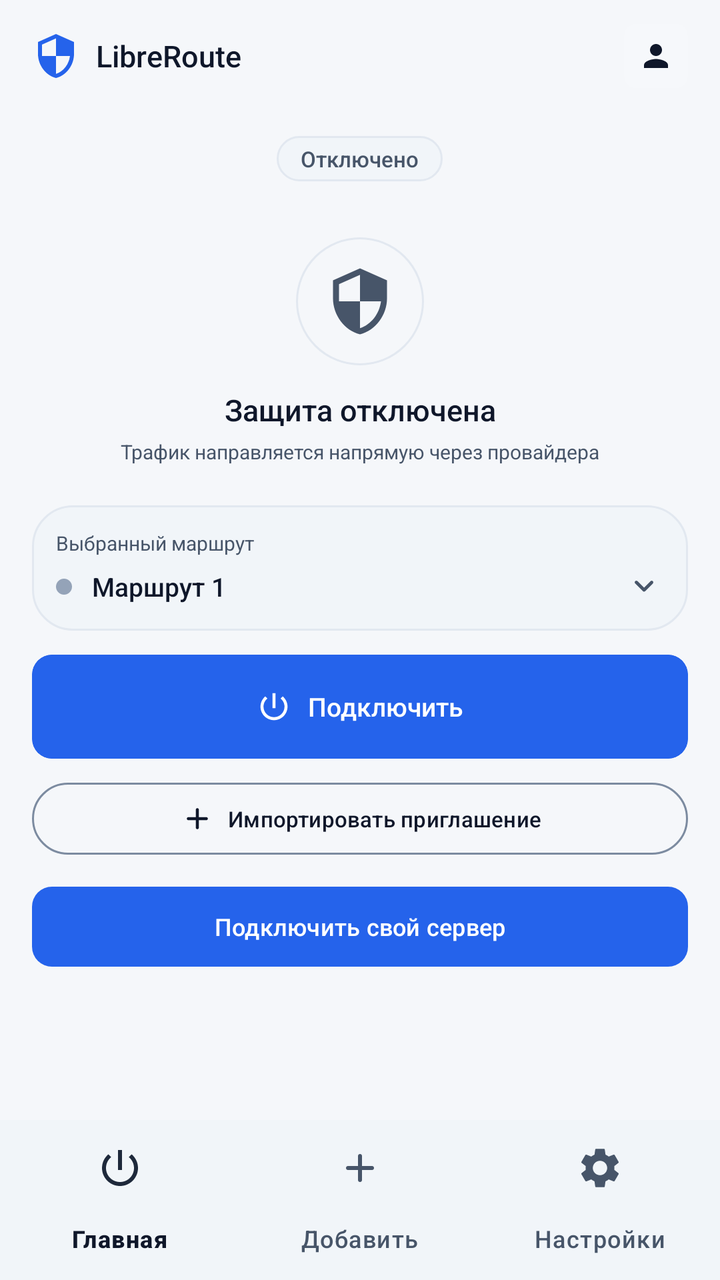
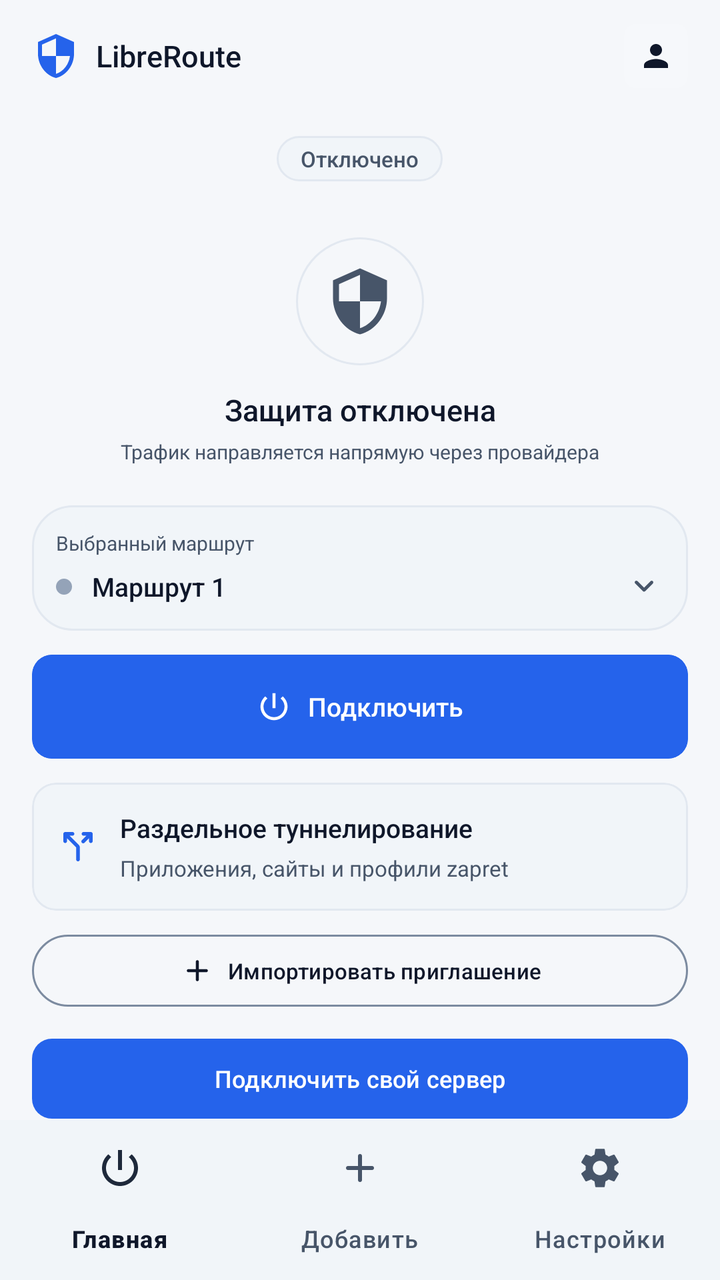

The first picture is an Android layout as it rendered before a commit; the second is the same layout after the commit. The layout source and the unified diff follow.
<!-- AndroidManifest.xml: application theme Theme.SoxMax -->
<!-- res/layout/fragment_tunnels.xml -->
﻿<?xml version="1.0" encoding="utf-8"?>
<LinearLayout xmlns:android="http://schemas.android.com/apk/res/android" xmlns:app="http://schemas.android.com/apk/res-auto" xmlns:tools="http://schemas.android.com/tools" android:layout_width="match_parent" android:layout_height="match_parent" android:orientation="vertical" android:background="@color/bg_deep">
    <LinearLayout android:layout_width="match_parent" android:layout_height="56dp" android:gravity="center_vertical" android:paddingHorizontal="16dp">
        <ImageView android:layout_width="24dp" android:layout_height="24dp" android:src="@drawable/ic_shield" app:tint="@color/m3_primary" android:contentDescription="@null" />
        <TextView android:layout_width="0dp" android:layout_height="wrap_content" android:layout_weight="1" android:layout_marginStart="8dp" android:text="LibreRoute" android:textSize="15sp" android:fontFamily="sans-serif-medium" android:textColor="@color/text_primary" />
        <ImageView android:id="@+id/profileButton" android:layout_width="32dp" android:layout_height="32dp" android:padding="7dp" android:src="@drawable/ic_person" app:tint="@color/text_primary" android:background="@drawable/bg_remote_badge" android:contentDescription="Профиль" />
    </LinearLayout>
    <androidx.core.widget.NestedScrollView android:layout_width="match_parent" android:layout_height="0dp" android:layout_weight="1" android:fillViewport="true" android:clipToPadding="false" android:paddingHorizontal="16dp" android:paddingBottom="16dp">
        <LinearLayout android:layout_width="match_parent" android:layout_height="wrap_content" android:orientation="vertical">
            <LinearLayout android:id="@+id/homePanel" android:layout_width="match_parent" android:layout_height="wrap_content" android:orientation="vertical">
                <TextView android:id="@+id/statusText" android:layout_width="wrap_content" android:layout_height="wrap_content" android:layout_gravity="center_horizontal" android:layout_marginTop="12dp" android:paddingHorizontal="12dp" android:paddingVertical="4dp" android:background="@drawable/bg_home_status" android:text="Отключено" android:textSize="11sp" android:fontFamily="sans-serif-medium" android:textColor="@color/text_secondary" />
                <ImageView android:id="@+id/homeShieldIcon" android:layout_width="64dp" android:layout_height="64dp" android:layout_gravity="center_horizontal" android:layout_marginTop="28dp" android:padding="14dp" android:src="@drawable/ic_shield" app:tint="@color/text_secondary" android:background="@drawable/bg_ring_mid" android:contentDescription="@null" />
                <TextView android:id="@+id/homeStateTitle" android:layout_width="match_parent" android:layout_height="wrap_content" android:layout_marginTop="12dp" android:gravity="center" android:text="Защита отключена" android:textSize="15sp" android:fontFamily="sans-serif-medium" android:textColor="@color/text_primary" />
                <TextView android:id="@+id/homeEvent" android:layout_width="match_parent" android:layout_height="wrap_content" android:layout_marginTop="4dp" android:gravity="center" android:text="Трафик направляется напрямую через провайдера" android:textSize="10sp" android:textColor="@color/text_secondary" />
                <LinearLayout android:id="@+id/configSelector" android:layout_width="match_parent" android:layout_height="wrap_content" android:layout_marginTop="20dp" android:orientation="vertical" android:padding="12dp" android:background="@drawable/bg_config_selector" android:clickable="true" android:focusable="true">
                    <LinearLayout android:layout_width="match_parent" android:layout_height="wrap_content" android:gravity="center_vertical">
                        <TextView android:layout_width="0dp" android:layout_height="wrap_content" android:layout_weight="1" android:text="Выбранный маршрут" android:textSize="10sp" android:textColor="@color/text_secondary" />
                        <TextView android:id="@+id/configPing" android:layout_width="wrap_content" android:layout_height="wrap_content" android:visibility="gone" android:textColor="@color/text_secondary" android:textSize="10sp" />
                    </LinearLayout>
                    <LinearLayout android:layout_width="match_parent" android:layout_height="wrap_content" android:layout_marginTop="5dp" android:gravity="center_vertical">
                        <ImageView android:id="@+id/configDot" android:layout_width="8dp" android:layout_height="8dp" android:layout_marginEnd="10dp" android:background="@drawable/bg_dropdown_dot" android:contentDescription="@null" />
                        <LinearLayout android:layout_width="0dp" android:layout_height="wrap_content" android:layout_weight="1" android:orientation="vertical">
                            <TextView android:id="@+id/tunnelName" android:layout_width="match_parent" android:layout_height="wrap_content" android:text="Маршрут 1" android:textSize="13sp" android:fontFamily="sans-serif-medium" android:textColor="@color/text_primary" />
                        </LinearLayout>
                        <ImageView android:id="@+id/chevron" android:layout_width="20dp" android:layout_height="20dp" android:src="@drawable/ic_chevron_down" app:tint="@color/text_secondary" android:contentDescription="Выбрать маршрут" />
                    </LinearLayout>
                </LinearLayout>
                <com.google.android.material.card.MaterialCardView android:id="@+id/connectButton" android:layout_width="match_parent" android:layout_height="52dp" android:layout_marginTop="12dp" android:clickable="true" android:focusable="true" android:contentDescription="Подключить" app:cardCornerRadius="10dp" app:cardElevation="0dp" app:strokeWidth="1dp" app:strokeColor="@color/m3_primary" app:cardBackgroundColor="@color/m3_primary">
                    <LinearLayout android:layout_width="match_parent" android:layout_height="match_parent" android:gravity="center" android:orientation="horizontal" android:importantForAccessibility="noHideDescendants">
                        <ImageView android:id="@+id/connectPowerIcon" android:layout_width="18dp" android:layout_height="18dp" android:src="@drawable/ic_power" app:tint="@color/m3_on_primary" android:contentDescription="@null" />
                        <TextView android:id="@+id/connectButtonLabel" android:layout_width="wrap_content" android:layout_height="wrap_content" android:layout_marginStart="8dp" android:text="Подключить" android:textSize="13sp" android:fontFamily="sans-serif-medium" android:textColor="@color/m3_on_primary" />
                    </LinearLayout>
                </com.google.android.material.card.MaterialCardView>
                <com.google.android.material.button.MaterialButton android:id="@+id/addButton" style="?attr/materialButtonOutlinedStyle" android:layout_width="match_parent" android:layout_height="44dp" android:layout_marginTop="8dp" android:text="Импортировать приглашение" android:textSize="11sp" android:textAllCaps="false" android:textColor="@color/text_primary" app:icon="@drawable/ic_add" app:iconTint="@color/text_primary" app:iconGravity="textStart" app:iconPadding="6dp" />
                <com.google.android.material.button.MaterialButton android:id="@+id/connectServerButton" android:layout_width="match_parent" android:layout_height="48dp" android:layout_marginTop="8dp" android:text="Подключить свой сервер" android:textSize="12sp" android:textAllCaps="false" app:cornerRadius="10dp" />
                <com.google.android.material.button.MaterialButton android:id="@+id/openAuthCheck" android:layout_width="match_parent" android:layout_height="48dp" android:visibility="gone" android:textAllCaps="false" />
                <LinearLayout android:id="@+id/uptimeContainer" android:layout_width="match_parent" android:layout_height="wrap_content" android:visibility="gone"><TextView android:id="@+id/uptimeText" android:layout_width="match_parent" android:layout_height="wrap_content" android:gravity="center" android:textColor="@color/text_secondary" /></LinearLayout>
                <LinearLayout android:id="@+id/bottomBar" android:layout_width="match_parent" android:layout_height="wrap_content" android:orientation="vertical">
                    <com.google.android.material.card.MaterialCardView android:id="@+id/networkMetricsCard" android:layout_width="match_parent" android:layout_height="wrap_content" android:layout_marginTop="8dp" android:layout_marginBottom="10dp" android:visibility="gone" app:cardCornerRadius="12dp" app:cardElevation="0dp" app:strokeWidth="1dp" app:strokeColor="@color/m3_outline_variant" app:cardBackgroundColor="@color/m3_surface_container_low">
                        <LinearLayout android:layout_width="match_parent" android:layout_height="wrap_content" android:orientation="vertical" android:paddingHorizontal="12dp" android:paddingVertical="10dp">
                            <LinearLayout android:layout_width="match_parent" android:layout_height="wrap_content" android:orientation="horizontal" android:gravity="center_vertical">
                                <LinearLayout android:layout_width="0dp" android:layout_height="wrap_content" android:layout_weight="1" android:orientation="vertical" android:gravity="center_horizontal"><TextView android:layout_width="wrap_content" android:layout_height="wrap_content" android:text="Задержка" android:textColor="@color/text_tertiary" android:textSize="10sp" /><TextView android:id="@+id/metricPing" android:layout_width="wrap_content" android:layout_height="wrap_content" android:text="—" android:textColor="@color/text_primary" android:textSize="14sp" android:fontFamily="sans-serif-medium" /></LinearLayout>
                                <View android:layout_width="1dp" android:layout_height="24dp" android:background="@color/m3_outline_variant" />
                                <LinearLayout android:layout_width="0dp" android:layout_height="wrap_content" android:layout_weight="1" android:orientation="vertical" android:gravity="center_horizontal"><TextView android:layout_width="wrap_content" android:layout_height="wrap_content" android:text="↓ Загрузка" android:textColor="@color/text_tertiary" android:textSize="10sp" /><TextView android:id="@+id/metricDownload" android:layout_width="wrap_content" android:layout_height="wrap_content" android:text="—" android:textColor="@color/text_primary" android:textSize="14sp" android:fontFamily="sans-serif-medium" /></LinearLayout>
                                <View android:layout_width="1dp" android:layout_height="24dp" android:background="@color/m3_outline_variant" />
                                <LinearLayout android:layout_width="0dp" android:layout_height="wrap_content" android:layout_weight="1" android:orientation="vertical" android:gravity="center_horizontal"><TextView android:layout_width="wrap_content" android:layout_height="wrap_content" android:text="↑ Отдача" android:textColor="@color/text_tertiary" android:textSize="10sp" /><TextView android:id="@+id/metricUpload" android:layout_width="wrap_content" android:layout_height="wrap_content" android:text="—" android:textColor="@color/text_primary" android:textSize="14sp" android:fontFamily="sans-serif-medium" /></LinearLayout>
                            </LinearLayout>
                            <TextView android:id="@+id/metricHint" android:layout_width="match_parent" android:layout_height="wrap_content" android:layout_marginTop="5dp" android:gravity="center" android:text="Появится после подключения" android:textColor="@color/text_tertiary" android:textSize="10sp" />
                        </LinearLayout>
                    </com.google.android.material.card.MaterialCardView>
                    <com.google.android.material.card.MaterialCardView android:id="@+id/cardSplitTunnel" android:layout_width="match_parent" android:layout_height="wrap_content" android:visibility="gone" android:layout_marginBottom="10dp" app:cardCornerRadius="12dp" app:cardElevation="0dp" app:strokeWidth="1dp" app:strokeColor="@color/m3_outline_variant" app:cardBackgroundColor="@color/m3_surface_container_low"><LinearLayout android:layout_width="match_parent" android:layout_height="wrap_content" android:padding="12dp"><ImageView android:id="@+id/splitTunnelIcon" android:layout_width="22dp" android:layout_height="22dp" android:src="@drawable/ic_split_tunnel" app:tint="@color/m3_primary" /><TextView android:id="@+id/splitTunnelTitle" android:layout_width="0dp" android:layout_height="wrap_content" android:layout_weight="1" android:layout_marginStart="10dp" android:text="Раздельное туннелирование" android:textColor="@color/text_primary" /><TextView android:id="@+id/splitTunnelSubtitle" android:layout_width="wrap_content" android:layout_height="wrap_content" android:textColor="@color/text_secondary" /></LinearLayout></com.google.android.material.card.MaterialCardView>
                    <com.google.android.material.card.MaterialCardView android:id="@+id/cardAdminConsole" android:layout_width="match_parent" android:layout_height="wrap_content" android:visibility="gone" android:layout_marginBottom="10dp"><LinearLayout android:layout_width="match_parent" android:layout_height="wrap_content" android:padding="12dp"><ImageView android:id="@+id/adminConsoleIcon" android:layout_width="22dp" android:layout_height="22dp" android:src="@drawable/ic_shield" app:tint="@color/m3_primary" /><TextView android:id="@+id/adminConsoleTitle" android:layout_width="0dp" android:layout_height="wrap_content" android:layout_weight="1" android:layout_marginStart="10dp" android:text="Администрирование" android:textColor="@color/text_primary" /><TextView android:id="@+id/adminConsoleRoleBadge" android:layout_width="wrap_content" android:layout_height="wrap_content" android:text="OWNER" android:textColor="@color/m3_primary" /></LinearLayout></com.google.android.material.card.MaterialCardView>
                </LinearLayout>
            </LinearLayout>
            <LinearLayout android:id="@+id/routesPanel" android:layout_width="match_parent" android:layout_height="wrap_content" android:orientation="vertical" android:visibility="gone"><TextView android:id="@+id/routesPanelTitle" android:layout_width="match_parent" android:layout_height="wrap_content" android:text="Маршруты" android:textSize="24sp" android:textColor="@color/text_primary" android:layout_marginBottom="12dp" /><LinearLayout android:id="@+id/routesPanelRows" android:layout_width="match_parent" android:layout_height="wrap_content" android:orientation="vertical" /></LinearLayout>
            <LinearLayout android:id="@+id/settingsPanel" android:layout_width="match_parent" android:layout_height="wrap_content" android:orientation="vertical" android:visibility="gone"><TextView android:id="@+id/settingsPanelTitle" android:layout_width="match_parent" android:layout_height="wrap_content" android:text="Настройки" android:textSize="24sp" android:textColor="@color/text_primary" android:layout_marginBottom="12dp" /><LinearLayout android:id="@+id/settingsPanelRows" android:layout_width="match_parent" android:layout_height="wrap_content" android:orientation="vertical" /></LinearLayout>
            <View android:id="@+id/btnSettings" android:layout_width="1dp" android:layout_height="1dp" android:visibility="gone" /><View android:id="@+id/btnLogs" android:layout_width="1dp" android:layout_height="1dp" android:visibility="gone" />
        </LinearLayout>
    </androidx.core.widget.NestedScrollView>
    <com.google.android.material.bottomnavigation.BottomNavigationView android:id="@+id/userNavigation" android:layout_width="match_parent" android:layout_height="80dp" android:background="@color/m3_surface_container_low" app:labelVisibilityMode="labeled" app:menu="@menu/user_navigation" />
</LinearLayout>
<!-- resources referenced by this layout -->
<resources>
  <color name="bg_deep">#F5F7FA</color>
  <color name="m3_on_primary">#FFFFFF</color>
  <color name="m3_outline_variant">#E2E8F0</color>
  <color name="m3_primary">#2563EB</color>
  <color name="m3_surface_container_low">#F1F5F9</color>
  <color name="text_primary">@color/m3_on_surface</color>
  <color name="text_secondary">@color/m3_on_surface_variant</color>
  <color name="text_tertiary">#94A3B8</color>
  <!-- drawable bg_dropdown_dot (drawable) -->
  <?xml version="1.0" encoding="utf-8"?>
  <shape xmlns:android="http://schemas.android.com/apk/res/android"
      android:shape="oval">
      <solid android:color="@color/state_idle" />
  </shape>
  <!-- drawable bg_home_status (drawable) -->
  <?xml version="1.0" encoding="utf-8"?>
  <shape xmlns:android="http://schemas.android.com/apk/res/android" android:shape="rectangle">
      <solid android:color="@color/m3_surface_container_low" />
      <corners android:radius="16dp" />
      <stroke android:width="1dp" android:color="@color/m3_outline_variant" />
  </shape>
  <!-- drawable bg_remote_badge (drawable) -->
  <?xml version="1.0" encoding="utf-8"?>
  <shape xmlns:android="http://schemas.android.com/apk/res/android"
      android:shape="rectangle">
      <corners android:radius="6dp" />
      <solid android:color="#22FFFFFF" />
  </shape>
  <!-- drawable bg_ring_mid (drawable) -->
  <?xml version="1.0" encoding="utf-8"?>
  <shape xmlns:android="http://schemas.android.com/apk/res/android"
      android:shape="oval">
      <stroke android:width="1dp" android:color="@color/m3_outline_variant" />
      <solid android:color="#00000000" />
  </shape>
  <color name="m3_on_surface">#0F172A</color>
  <color name="m3_on_surface_variant">#475569</color>
  <color name="state_idle">#94A3B8</color>
  <color name="m3_primary_container">#DBEAFE</color>
  <color name="m3_on_primary_container">#1E40AF</color>
  <color name="m3_secondary">#475569</color>
  <color name="m3_on_secondary">#FFFFFF</color>
  <color name="m3_secondary_container">#E2E8F0</color>
  <color name="m3_on_secondary_container">#1E293B</color>
  <color name="m3_tertiary">#7C3AED</color>
  <color name="m3_on_tertiary">#FFFFFF</color>
  <color name="m3_tertiary_container">#EDE9FE</color>
  <color name="m3_on_tertiary_container">#4C1D95</color>
  <color name="m3_error">#DC2626</color>
  <color name="m3_on_error">#FFFFFF</color>
  <color name="m3_error_container">#FEE2E2</color>
  <color name="m3_on_error_container">#991B1B</color>
  <color name="m3_surface">#F8FAFC</color>
  <color name="m3_surface_container_lowest">#FFFFFF</color>
  <color name="m3_surface_container">#E2E8F0</color>
  <color name="m3_surface_container_high">#CBD5E1</color>
  <color name="m3_surface_container_highest">#94A3B8</color>
  <color name="m3_outline">#7C8BA0</color>
  <style name="ThemeOverlay.LibreRoute.MaterialAlertDialog" parent="ThemeOverlay.Material3.MaterialAlertDialog">
          <item name="colorSurface">@color/m3_surface_container_low</item>
          <item name="shapeAppearance">@style/ShapeAppearance.LibreRoute.Dialog</item>
      </style>
  <style name="Widget.LibreRoute.BottomSheet.Modal" parent="Widget.Material3.BottomSheet.Modal">
          <item name="backgroundTint">@color/m3_surface_container_low</item>
          <item name="shapeAppearance">@style/ShapeAppearance.LibreRoute.BottomSheet</item>
      </style>
  <style name="ShapeAppearance.LibreRoute.Dialog" parent="ShapeAppearance.Material3.Corner.ExtraLarge">
          <item name="cornerSize">20dp</item>
      </style>
  <style name="ShapeAppearance.LibreRoute.BottomSheet" parent="ShapeAppearance.Material3.Corner.Large">
          <item name="cornerSizeTopLeft">28dp</item>
          <item name="cornerSizeTopRight">28dp</item>
          <item name="cornerSizeBottomLeft">0dp</item>
          <item name="cornerSizeBottomRight">0dp</item>
      </style>
  <!-- unchanged entries left out for length: 10 -->
</resources>

<!-- the commit's change to res/layout/fragment_tunnels.xml (unified diff, before → after) -->
@@ -31,6 +31,26 @@
                         <TextView android:id="@+id/connectButtonLabel" android:layout_width="wrap_content" android:layout_height="wrap_content" android:layout_marginStart="8dp" android:text="Подключить" android:textSize="13sp" android:fontFamily="sans-serif-medium" android:textColor="@color/m3_on_primary" />
                     </LinearLayout>
                 </com.google.android.material.card.MaterialCardView>
+                <com.google.android.material.card.MaterialCardView
+                    android:id="@+id/cardTrafficRules"
+                    android:layout_width="match_parent"
+                    android:layout_height="wrap_content"
+                    android:layout_marginTop="12dp"
+                    android:clickable="true"
+                    android:focusable="true"
+                    app:cardCornerRadius="12dp"
+                    app:cardElevation="0dp"
+                    app:strokeWidth="1dp"
+                    app:strokeColor="@color/m3_outline_variant"
+                    app:cardBackgroundColor="@color/m3_surface_container_low">
+                    <LinearLayout android:layout_width="match_parent" android:layout_height="wrap_content" android:minHeight="64dp" android:gravity="center_vertical" android:padding="12dp">
+                        <ImageView android:layout_width="22dp" android:layout_height="22dp" android:src="@drawable/ic_split_tunnel" app:tint="@color/m3_primary" android:contentDescription="@null" />
+                        <LinearLayout android:layout_width="0dp" android:layout_height="wrap_content" android:layout_weight="1" android:layout_marginStart="10dp" android:orientation="vertical">
+                            <TextView android:layout_width="match_parent" android:layout_height="wrap_content" android:text="@string/routing_title" android:textSize="13sp" android:fontFamily="sans-serif-medium" android:textColor="@color/text_primary" />
+                            <TextView android:layout_width="match_parent" android:layout_height="wrap_content" android:layout_marginTop="4dp" android:text="@string/routing_summary" android:textSize="11sp" android:textColor="@color/text_secondary" />
+                        </LinearLayout>
+                    </LinearLayout>
+                </com.google.android.material.card.MaterialCardView>
                 <com.google.android.material.button.MaterialButton android:id="@+id/addButton" style="?attr/materialButtonOutlinedStyle" android:layout_width="match_parent" android:layout_height="44dp" android:layout_marginTop="8dp" android:text="Импортировать приглашение" android:textSize="11sp" android:textAllCaps="false" android:textColor="@color/text_primary" app:icon="@drawable/ic_add" app:iconTint="@color/text_primary" app:iconGravity="textStart" app:iconPadding="6dp" />
                 <com.google.android.material.button.MaterialButton android:id="@+id/connectServerButton" android:layout_width="match_parent" android:layout_height="48dp" android:layout_marginTop="8dp" android:text="Подключить свой сервер" android:textSize="12sp" android:textAllCaps="false" app:cornerRadius="10dp" />
                 <com.google.android.material.button.MaterialButton android:id="@+id/openAuthCheck" android:layout_width="match_parent" android:layout_height="48dp" android:visibility="gone" android:textAllCaps="false" />
<!-- resource entries referenced after the edit -->
@@ -35,6 +35,8 @@
       <stroke android:width="1dp" android:color="@color/m3_outline_variant" />
       <solid android:color="#00000000" />
   </shape>
+  <string name="routing_summary">Приложения, сайты и профили zapret</string>
+  <string name="routing_title">Раздельное туннелирование</string>
   <color name="m3_on_surface">#0F172A</color>
   <color name="m3_on_surface_variant">#475569</color>
   <color name="state_idle">#94A3B8</color>
